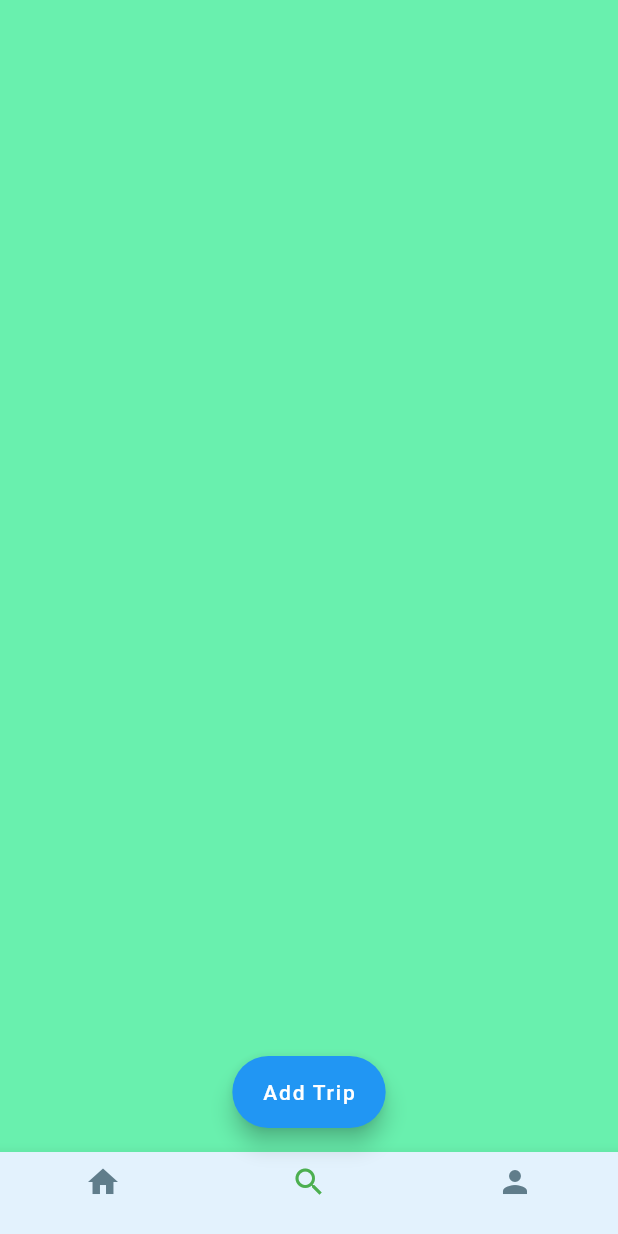
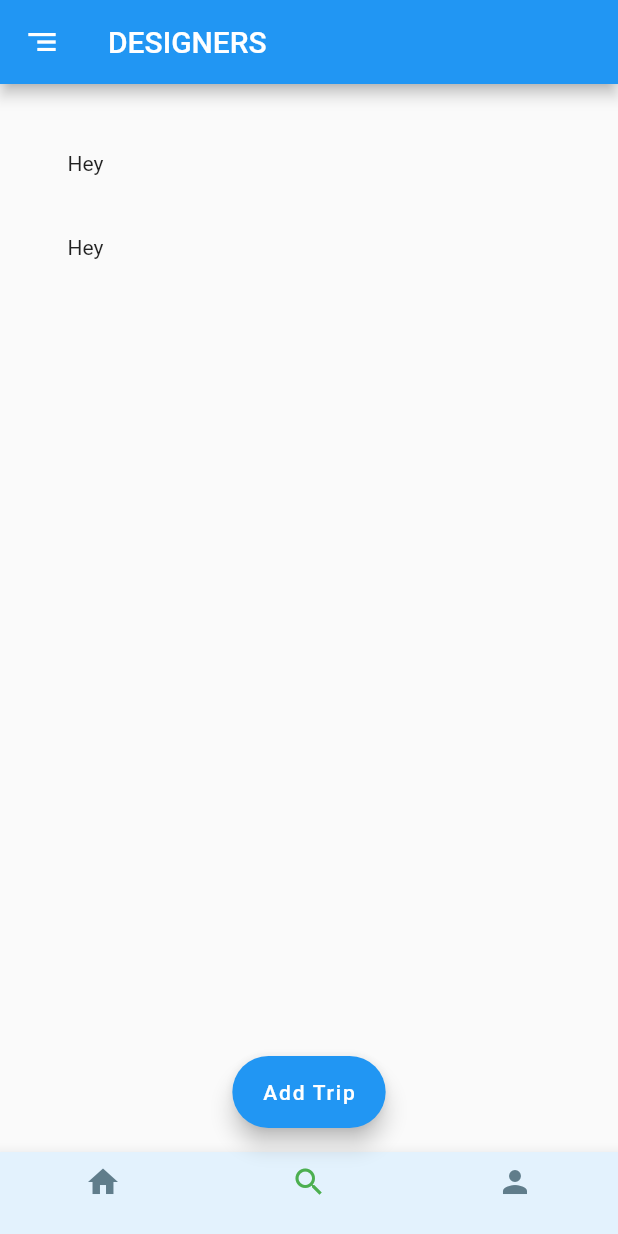
Before and after one commit to JuanitoLoopez/Travel-App, a Flutter app: the screen it shows after launch, item 2 of the bottom bar chosen, on a phone screen of 412 x 824 dp. Run offline on Flutter 3.47's test engine with Material 2 defaults, Android fonts, the phone set to English and light mode, and no system bars.

```diff
--- a/lib/review.dart
+++ b/lib/review.dart
@@ -3,8 +3,8 @@ import 'package:flutter/material.dart';
 class Review extends StatelessWidget {
 
   String pathImage = "assets/img/image.jpeg";
-  String name = "Varuna Yasas";
-  String details = "2 review 5 phthos";
+  String name = "Haruna Yasar";
+  String details = "2 review 5 photos";
   int star = 0;
   String comment = "There is an amazing place Sri Lanka";
 
--- a/lib/search_trips.dart
+++ b/lib/search_trips.dart
@@ -1,5 +1,5 @@
 import 'package:flutter/material.dart';
-
+import 'package:travel_app/third_challenge/third_challenge.dart';
 class SearchTrips extends StatelessWidget {
   const SearchTrips({Key? key}) : super(key: key);
 
@@ -7,6 +7,7 @@ class SearchTrips extends StatelessWidget {
   Widget build(BuildContext context) {
     return Container(
       color: Colors.greenAccent,
+      child: const ThirdChallenge(),
     );
   }
 }
--- a/lib/third_challenge/designer.dart
+++ b/lib/third_challenge/designer.dart
@@ -1,7 +1,11 @@
 import 'package:flutter/material.dart';
 
 class Designer extends StatelessWidget {
-  const Designer({Key? key}) : super(key: key);
+
+  String designerName = "Amanda Murphy";
+  int designerExp;
+
+  Designer(this.designerName, this.designerExp, {Key? key}) : super(key: key);
 
   @override
   Widget build(BuildContext context) {
@@ -10,4 +14,17 @@ class Designer extends StatelessWidget {
       child: Text("Hey"),
     );
   }
+  final name = Container(
+    margin: const EdgeInsets.only(
+        left: 20.0
+    ),
+    child: const Text(
+      "designerName",
+      textAlign: TextAlign.left,
+      style: TextStyle(
+        fontFamily: "Lato",
+        fontSize: 17.0,
+      ),
+    ),
+  );
 }
--- a/lib/third_challenge/third_challenge.dart
+++ b/lib/third_challenge/third_challenge.dart
@@ -5,13 +5,22 @@ class ThirdChallenge extends StatelessWidget {
 
   @override
   Widget build(BuildContext context) {
-    return ListView(
-      padding: const EdgeInsets.all(25.00),
-      scrollDirection: Axis.vertical,
-      children: const [
-        Designer(),
-        Designer()
-      ],
+    return Scaffold(
+      appBar: AppBar(
+        leading: const Icon(
+          Icons.segment,
+        ),
+        actionsIconTheme: const IconThemeData(color: Colors.white),
+        title: const Text("DESIGNERS"),
+      ),
+      body: ListView(
+        padding: const EdgeInsets.all(25.00),
+        scrollDirection: Axis.vertical,
+        children: [
+          Designer("Amanda Murphy", 04),
+          Designer("Grace Hartwell", 15),
+        ],
+      ),
     );
   }
 }
```
